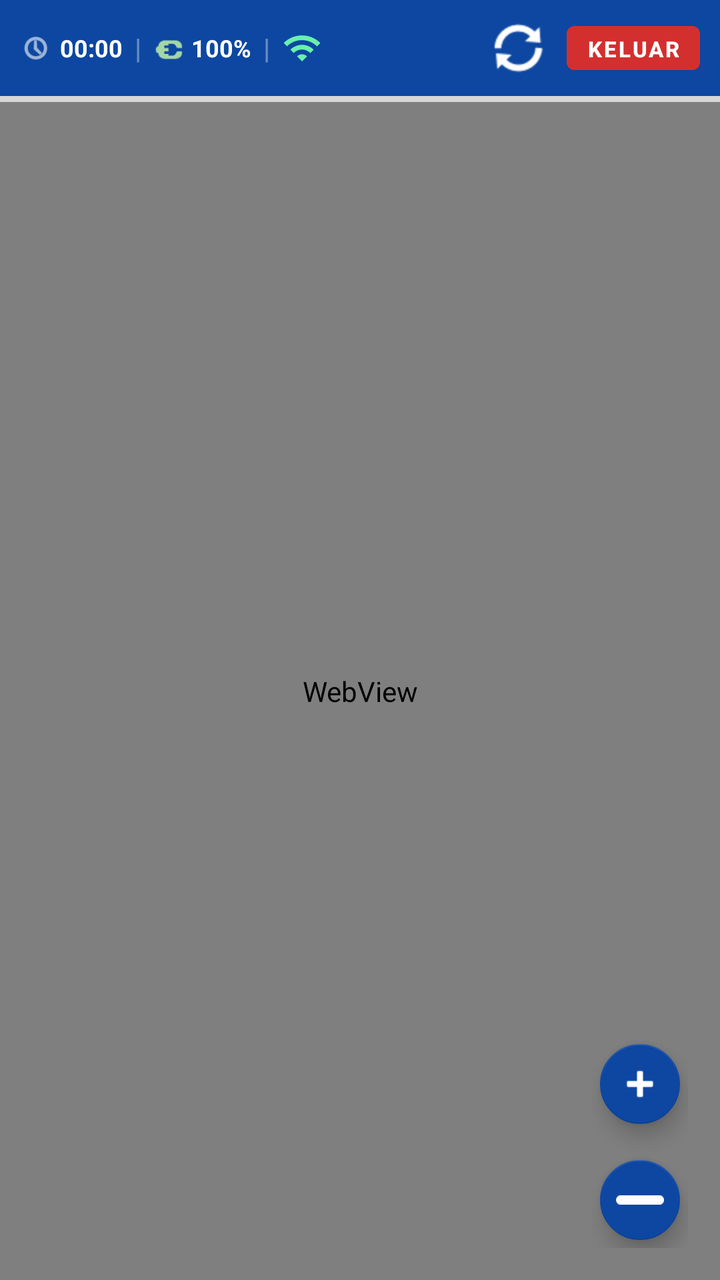
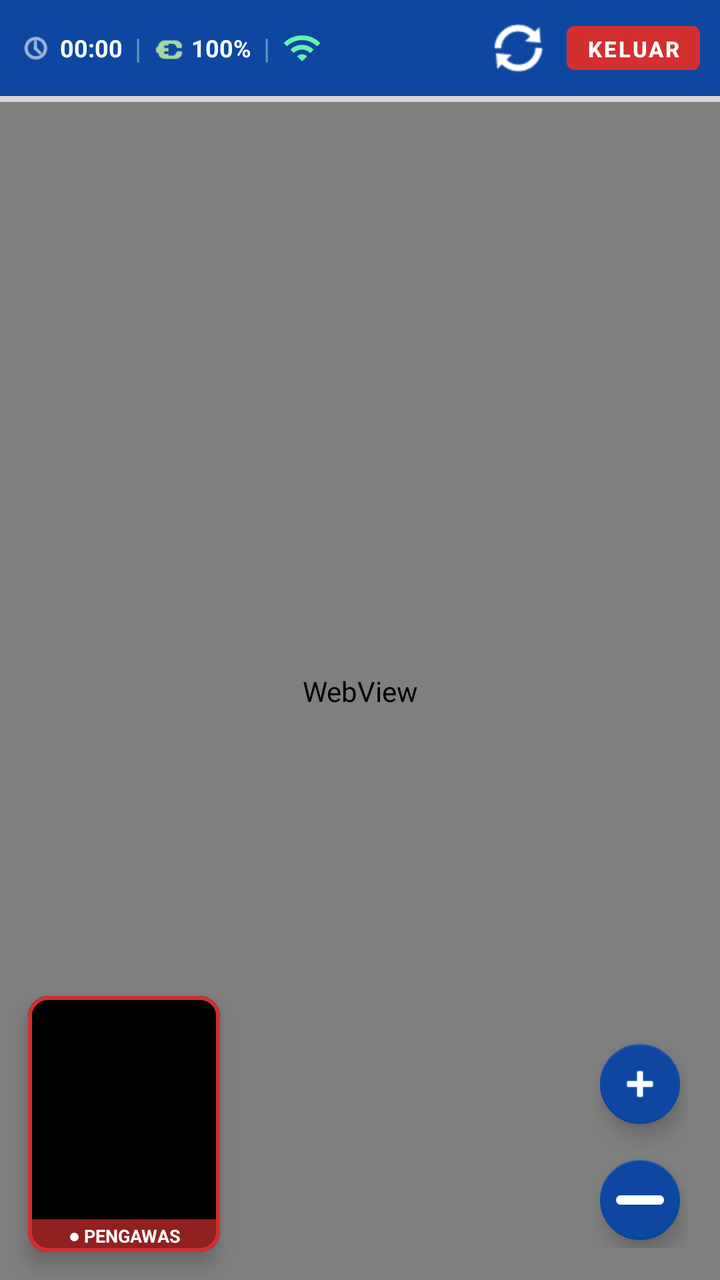

Screens rendered from an Android XML layout before and after an edit, with the pre-edit source and the edit as a unified diff.
<!-- AndroidManifest.xml: application theme Theme.MaterialComponents.Light.NoActionBar -->
<!-- res/layout/activity_exam.xml -->
<?xml version="1.0" encoding="utf-8"?>
<RelativeLayout xmlns:android="http://schemas.android.com/apk/res/android"
    xmlns:app="http://schemas.android.com/apk/res-auto"
    android:layout_width="match_parent"
    android:layout_height="match_parent"
    android:background="@color/white">

    
    <RelativeLayout
        android:id="@+id/topBar"
        android:layout_width="match_parent"
        android:layout_height="48dp"
        android:background="@color/primary"
        android:paddingHorizontal="10dp">

        
        <LinearLayout
            android:layout_width="wrap_content"
            android:layout_height="match_parent"
            android:layout_alignParentStart="true"
            android:gravity="center_vertical"
            android:orientation="horizontal">

            
            <ImageView
                android:id="@+id/iconClock"
                android:layout_width="16dp"
                android:layout_height="16dp"
                android:layout_marginEnd="4dp"
                android:contentDescription="Jam"
                android:src="@android:drawable/ic_menu_recent_history"
                app:tint="@color/white" />

            <TextClock
                android:id="@+id/txtClock"
                android:layout_width="wrap_content"
                android:layout_height="wrap_content"
                android:format12Hour="HH:mm"
                android:format24Hour="HH:mm"
                android:textColor="@color/white"
                android:textSize="12sp"
                android:textStyle="bold" />

            <TextView
                android:layout_width="wrap_content"
                android:layout_height="wrap_content"
                android:layout_marginHorizontal="6dp"
                android:text="|"
                android:textColor="#60FFFFFF" />

            
            <ImageView
                android:id="@+id/iconBattery"
                android:layout_width="16dp"
                android:layout_height="16dp"
                android:layout_marginEnd="3dp"
                android:contentDescription="Baterai"
                android:src="@android:drawable/ic_lock_idle_charging"
                app:tint="#A5D6A7" />

            <TextView
                android:id="@+id/txtBattery"
                android:layout_width="wrap_content"
                android:layout_height="wrap_content"
                android:text="100%"
                android:textColor="@color/white"
                android:textSize="12sp"
                android:textStyle="bold" />

            <TextView
                android:layout_width="wrap_content"
                android:layout_height="wrap_content"
                android:layout_marginHorizontal="6dp"
                android:text="|"
                android:textColor="#60FFFFFF" />

            
            <ImageView
                android:id="@+id/iconNetwork"
                android:layout_width="20dp"
                android:layout_height="20dp"
                android:contentDescription="Status Jaringan"
                android:src="@drawable/ic_network_online" />
        </LinearLayout>

        
        <LinearLayout
            android:layout_width="wrap_content"
            android:layout_height="match_parent"
            android:layout_alignParentEnd="true"
            android:gravity="center_vertical"
            android:orientation="horizontal">

            <ImageButton
                android:id="@+id/btnRefresh"
                android:layout_width="36dp"
                android:layout_height="36dp"
                android:layout_marginEnd="6dp"
                android:background="?attr/selectableItemBackgroundBorderless"
                android:contentDescription="Refresh"
                android:src="@android:drawable/ic_popup_sync"
                app:tint="@color/white" />

            <Button
                android:id="@+id/btnExit"
                android:layout_width="wrap_content"
                android:layout_height="34dp"
                android:backgroundTint="@color/danger"
                android:minWidth="0dp"
                android:paddingHorizontal="10dp"
                android:text="KELUAR"
                android:textColor="@color/white"
                android:textSize="11sp"
                android:textStyle="bold" />
        </LinearLayout>
    </RelativeLayout>

    
    <ProgressBar
        android:id="@+id/progressBar"
        style="?android:attr/progressBarStyleHorizontal"
        android:layout_width="match_parent"
        android:layout_height="3dp"
        android:layout_below="@id/topBar"
        android:max="100"
        android:progressTint="@color/accent" />

    
    <WebView
        android:id="@+id/webViewExam"
        android:layout_width="match_parent"
        android:layout_height="match_parent"
        android:layout_below="@id/progressBar" />

    
    <LinearLayout
        android:layout_width="wrap_content"
        android:layout_height="wrap_content"
        android:layout_alignParentEnd="true"
        android:layout_alignParentBottom="true"
        android:layout_margin="16dp"
        android:orientation="vertical">

        <com.google.android.material.floatingactionbutton.FloatingActionButton
            android:id="@+id/btnZoomIn"
            android:layout_width="wrap_content"
            android:layout_height="wrap_content"
            android:layout_marginBottom="10dp"
            android:contentDescription="Zoom In"
            android:src="@android:drawable/ic_input_add"
            app:backgroundTint="@color/primary"
            app:fabSize="mini"
            app:tint="@color/white" />

        <com.google.android.material.floatingactionbutton.FloatingActionButton
            android:id="@+id/btnZoomOut"
            android:layout_width="wrap_content"
            android:layout_height="wrap_content"
            android:contentDescription="Zoom Out"
            android:src="@android:drawable/button_onoff_indicator_off"
            app:backgroundTint="@color/primary"
            app:fabSize="mini"
            app:tint="@color/white" />
    </LinearLayout>

    
    <LinearLayout
        android:id="@+id/overlayBlocker"
        android:layout_width="match_parent"
        android:layout_height="match_parent"
        android:background="#EEB71C1C"
        android:clickable="true"
        android:focusable="true"
        android:gravity="center"
        android:orientation="vertical"
        android:padding="24dp"
        android:visibility="gone">

        <TextView
            android:layout_width="wrap_content"
            android:layout_height="wrap_content"
            android:gravity="center"
            android:text="PELANGGARAN TERDETEKSI!"
            android:textColor="@color/white"
            android:textSize="22sp"
            android:textStyle="bold" />

        <TextView
            android:layout_width="wrap_content"
            android:layout_height="wrap_content"
            android:layout_marginTop="12dp"
            android:gravity="center"
            android:text="Dilarang membuka aplikasi mengambang (Floating App), Split Screen, atau menarik panel notifikasi saat ujian berlangsung!"
            android:textColor="@color/white"
            android:textSize="15sp" />
    </LinearLayout>

</RelativeLayout>
<!-- resources referenced by this layout -->
<resources>
  <color name="accent">#FF8F00</color>
  <color name="danger">#D32F2F</color>
  <color name="primary">#0D47A1</color>
  <color name="white">#FFFFFF</color>
  <!-- drawable ic_network_online (drawable) -->
  <?xml version="1.0" encoding="utf-8"?>
  <vector xmlns:android="http://schemas.android.com/apk/res/android"
      android:width="24dp"
      android:height="24dp"
      android:viewportWidth="24"
      android:viewportHeight="24">
      <path
          android:fillColor="#69F0AE"
          android:pathData="M1,9l2,2c4.97,-4.97 13.03,-4.97 18,0l2,-2C16.93,2.93 7.08,2.93 1,9zM9,17l3,3l3,-3C13.35,15.34 10.66,15.34 9,17zM5,13l2,2c2.76,-2.76 7.24,-2.76 10,0l2,-2C15.14,9.14 8.87,9.14 5,13z" />
  </vector>
</resources>

<!-- the commit's change to res/layout/activity_exam.xml (unified diff, before → after) -->
@@ -21,7 +21,6 @@
             android:gravity="center_vertical"
             android:orientation="horizontal">
 
-            
             <ImageView
                 android:id="@+id/iconClock"
                 android:layout_width="16dp"
@@ -48,7 +47,6 @@
                 android:text="|"
                 android:textColor="#60FFFFFF" />
 
-            
             <ImageView
                 android:id="@+id/iconBattery"
                 android:layout_width="16dp"
@@ -74,7 +72,6 @@
                 android:text="|"
                 android:textColor="#60FFFFFF" />
 
-            
             <ImageView
                 android:id="@+id/iconNetwork"
                 android:layout_width="20dp"
@@ -133,6 +130,43 @@
         android:layout_below="@id/progressBar" />
 
     
+    <com.google.android.material.card.MaterialCardView
+        android:id="@+id/cardFrontCamera"
+        android:layout_width="96dp"
+        android:layout_height="128dp"
+        android:layout_alignParentStart="true"
+        android:layout_alignParentBottom="true"
+        android:layout_margin="14dp"
+        app:cardBackgroundColor="#000000"
+        app:cardCornerRadius="10dp"
+        app:cardElevation="6dp"
+        app:strokeColor="@color/danger"
+        app:strokeWidth="2dp">
+
+        <RelativeLayout
+            android:layout_width="match_parent"
+            android:layout_height="match_parent">
+
+            <TextureView
+                android:id="@+id/textureFrontCamera"
+                android:layout_width="match_parent"
+                android:layout_height="match_parent" />
+
+            <TextView
+                android:layout_width="match_parent"
+                android:layout_height="wrap_content"
+                android:layout_alignParentBottom="true"
+                android:background="#B0D32F2F"
+                android:gravity="center"
+                android:paddingVertical="2dp"
+                android:text="● PENGAWAS"
+                android:textColor="@color/white"
+                android:textSize="9sp"
+                android:textStyle="bold" />
+        </RelativeLayout>
+    </com.google.android.material.card.MaterialCardView>
+
+    
     <LinearLayout
         android:layout_width="wrap_content"
         android:layout_height="wrap_content"
